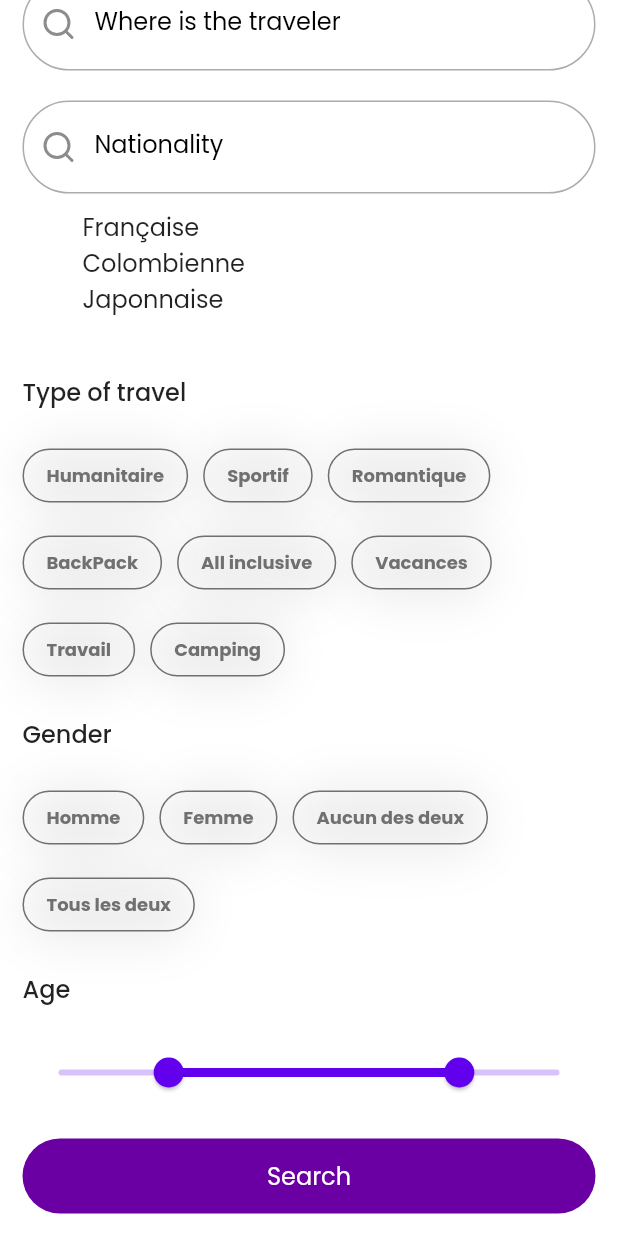
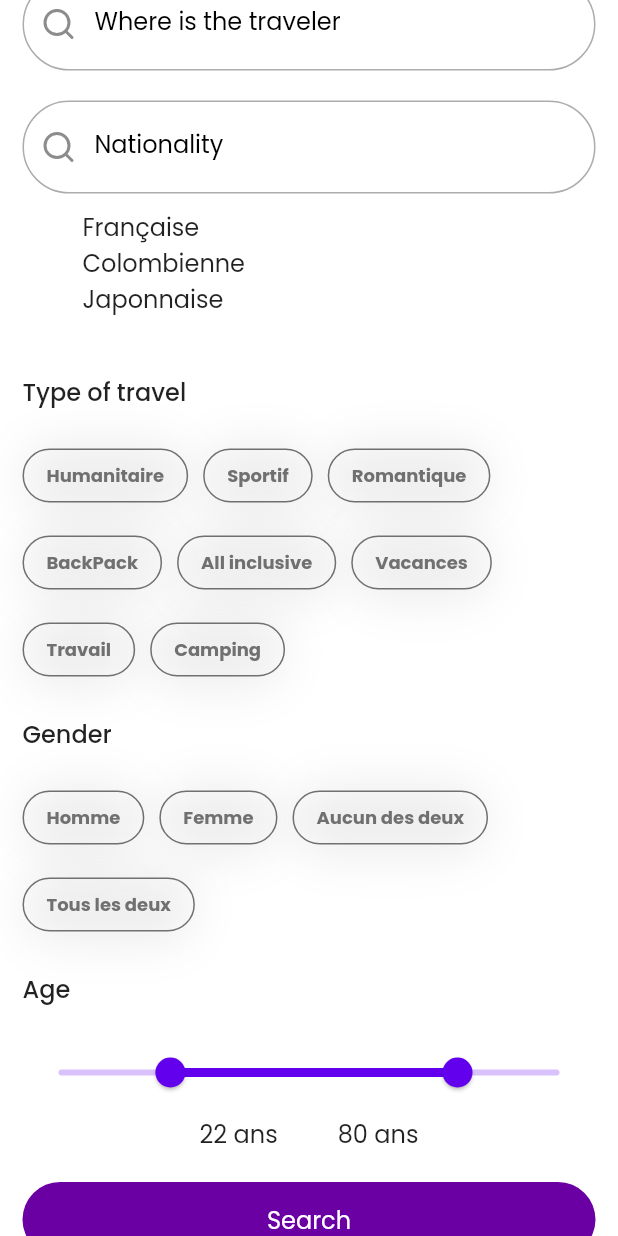
Before and after one commit to BacksLove/Waaa, a Flutter app: the SearchPage screen opened directly, scrolled down 122 dp, on a phone screen of 412 x 824 dp. Run offline on Flutter 3.47's test engine with Material 2 defaults, Android fonts, the light colour scheme and no system bars; drawn by our look-alikes of group_button; our stand-ins replace another_flushbar, bloc, country_picker, equatable, flutter_bloc, flutter_datetime_picker and 12 more; missing offline and left inert: amplify_api, amplify_auth_cognito, amplify_flutter, amplify_storage_s3, aws_common; accounts and stored records are empty; generated files the repository leaves out were written again; project files that could hold a hidden picture were left out.

Commit message:
Preparation de la premiere release

```diff
--- a/lib/core/enums/register_enum.dart
+++ b/lib/core/enums/register_enum.dart
@@ -1,6 +1,7 @@
 enum RegisterStatus {
   loading,
   usernameStep,
+  birthdayStep,
   countryStep,
   languagesStep,
   hobbiesStep,
--- a/lib/features/home/presentation/pages/search_page.dart
+++ b/lib/features/home/presentation/pages/search_page.dart
@@ -133,12 +133,32 @@ class _WaaaRangeSliderState extends State<WaaaRangeSlider> {
           values: range,
           min: 0,
           max: 100,
+          divisions: 100,
+          labels: RangeLabels(
+            range.start.round().toString(),
+            range.end.round().toString(),
+          ),
           onChanged: (value) {
             setState(() {
               range = value;
             });
           },
         ),
+        vSpace5,
+        Row(
+          mainAxisAlignment: MainAxisAlignment.center,
+          children: [
+            Text(
+              "${range.start.round().toString()} ans", // TODO: Mettre string
+              style: regularTextStyle16,
+            ),
+            hSpace40,
+            Text(
+              "${range.end.round().toString()} ans", // TODO: Mettre string
+              style: regularTextStyle16,
+            ),
+          ],
+        )
       ],
     );
   }
--- a/lib/features/users/presentation/manager/bloc/register/register_event.dart
+++ b/lib/features/users/presentation/manager/bloc/register/register_event.dart
@@ -53,6 +53,12 @@ class ValidatePhotoButtonPressed extends RegisterEvent {
   const ValidatePhotoButtonPressed({required this.photoUrl});
 }
 
+class ValidateBirthdayPressed extends RegisterEvent {
+  final DateTime birthday;
+
+  const ValidateBirthdayPressed({required this.birthday});
+}
+
 class OpenImagePicker extends RegisterEvent {
   final ImageSource source;
 
--- a/lib/features/users/presentation/manager/bloc/register/register_state.dart
+++ b/lib/features/users/presentation/manager/bloc/register/register_state.dart
@@ -3,6 +3,7 @@ part of 'register_bloc.dart';
 class RegisterState extends Equatable {
   final RegisterStatus status;
   final String username;
+  final DateTime birthdate;
   final String nationality;
   final String residency;
   final String nativeLanguage;
@@ -16,6 +17,7 @@ class RegisterState extends Equatable {
   const RegisterState({
     required this.status,
     required this.username,
+    required this.birthdate,
     required this.nationality,
     required this.residency,
     required this.nativeLanguage,
@@ -27,15 +29,16 @@ class RegisterState extends Equatable {
     this.photoFile,
   });
 
-  factory RegisterState.initial() => const RegisterState(
+  factory RegisterState.initial() => RegisterState(
       status: RegisterStatus.usernameStep,
       username: "",
+      birthdate: DateTime.now(),
       nationality: "",
       residency: "",
       nativeLanguage: "",
-      spokenLanguages: [],
-      hobbies: [],
-      selectedHobbiesIndexes: [],
+      spokenLanguages: const [],
+      hobbies: const [],
+      selectedHobbiesIndexes: const [],
       errorType: RegisterErrorType.none,
       photoUrl: "");
 
@@ -44,6 +47,7 @@ class RegisterState extends Equatable {
     return [
       status,
       username,
+      birthdate,
       nationality,
       residency,
       nativeLanguage,
@@ -61,6 +65,7 @@ class RegisterState extends Equatable {
   RegisterState copyWith({
     RegisterStatus? status,
     String? username,
+    DateTime? birthdate,
     String? nationality,
     String? residency,
     String? nativeLanguage,
@@ -74,6 +79,7 @@ class RegisterState extends Equatable {
     return RegisterState(
         status: status ?? this.status,
         username: username ?? this.username,
+        birthdate: birthdate ?? this.birthdate,
         nationality: nationality ?? this.nationality,
         residency: residency ?? this.residency,
         nativeLanguage: nativeLanguage ?? this.nativeLanguage,
--- a/lib/features/users/presentation/pages/register_page.dart
+++ b/lib/features/users/presentation/pages/register_page.dart
@@ -5,6 +5,7 @@ import 'package:waaa/core/theme/colors.dart';
 import 'package:waaa/core/util/localized.dart';
 import 'package:waaa/features/users/presentation/manager/bloc/register/register_bloc.dart';
 import 'package:waaa/features/users/presentation/pages/welcome_page.dart';
+import 'package:waaa/features/users/presentation/widgets/birthday_screen.widget.dart';
 import 'package:waaa/features/users/presentation/widgets/country_screen_widget.dart';
 import 'package:waaa/features/users/presentation/widgets/hobbies_screen_widget.dart';
 import 'package:waaa/features/users/presentation/widgets/language_screen_widget.dart';
@@ -112,6 +113,8 @@ class _RegisterPageState extends State<RegisterPage> {
                   }
                 case RegisterStatus.complete:
                   return const WelcomePage();
+                case RegisterStatus.birthdayStep:
+                  return const BirthdayScreenWidget();
               }
             },
           ),
--- a/lib/main.dart
+++ b/lib/main.dart
@@ -84,7 +84,7 @@ class _MyAppState extends State<MyApp> {
         supportedLocales: AppLocalizations.supportedLocales,
         onGenerateRoute: route.controller,
         home: _amplifyConfigured
-            ? const MainPage()
+            ? const SplashPage()
             : Scaffold(
                 body: Center(
                   child: Center(
```
Also changed, not shown: lib/component/scrolldate_picker.dart (added, +37 -0 lines), lib/features/users/data/data_sources/user_remote_datasource.dart (+7 -12 lines), lib/features/users/presentation/manager/bloc/register/register_bloc.dart (+11 -1 lines), lib/features/users/presentation/widgets/birthday_screen.widget.dart (added, +72 -0 lines), lib/features/users/presentation/widgets/gender_screen_widget.dart (added), 2 other files.
